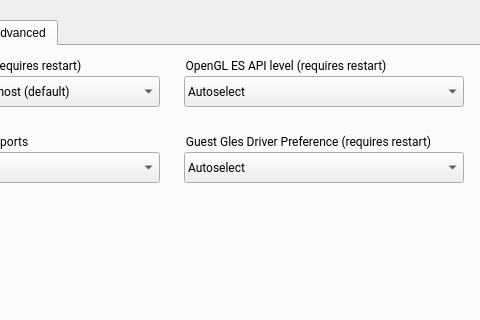
Above: android/android-ui/modules/aemu-ext-pages/settings/src/android/skin/qt/extended-pages/settings-page.ui from pdinc-oss/qemu before the change; both pictures show x 142 to 622 and y 0 to 320 of the 622 by 580 pixel window. Below: the same form after it.
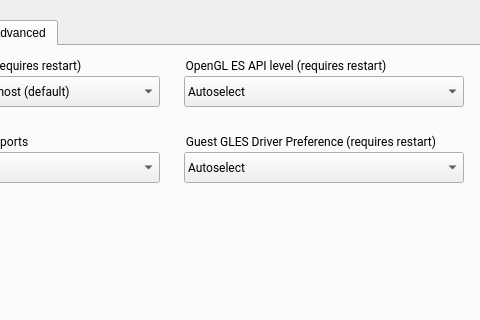
That is the form after the change. The open tabs and pages were chosen to show the change. Icons and pictures are not drawn. Custom widgets are drawn as their Qt base class.

Commit message:
Fixes for GLES Driver UI option
* Guest GLES Driver setting is now AVD specific
* Guest GLES Driver setting will now only display supported options

Bug:390661876
Test: Turn a few AVDs on and off and tweak settings and observe
consistency

```diff
--- a/android/android-ui/modules/aemu-ext-pages/settings/src/android/skin/qt/extended-pages/settings-page.ui
+++ b/android/android-ui/modules/aemu-ext-pages/settings/src/android/skin/qt/extended-pages/settings-page.ui
@@ -1379,7 +1379,7 @@
       <string notr="true">border: 0px;</string>
      </property>
      <property name="title">
-      <string>Guest Gles Driver Preference (requires restart)</string>
+      <string>Guest GLES Driver Preference (requires restart)</string>
      </property>
      <property name="ColorGroup" stdset="0">
       <string>Title</string>
```
The commit also changes 2 other files.
